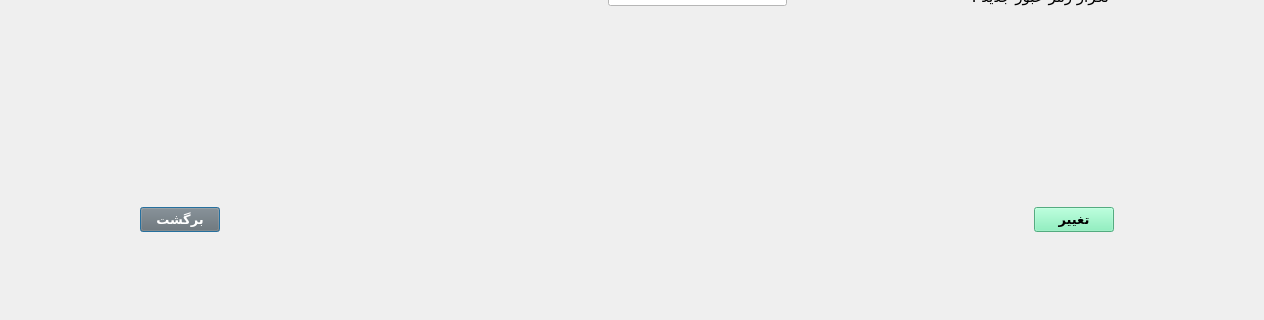
Before: the Qt Designer form studentchangepassworddialog.ui in AliRn76/Student-Portal, drawn with Qt 5; both pictures show x 0 to 1264 and y 329 to 649 of the 1264 by 649 pixel window.
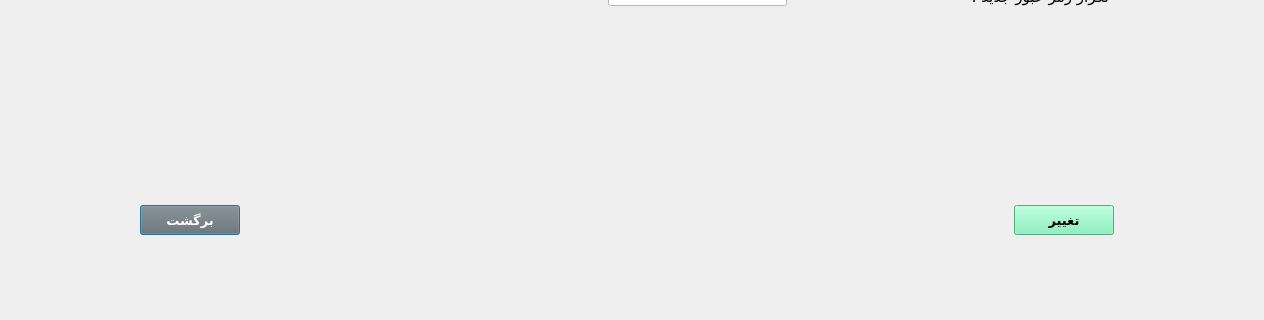
After: the same form once the commit is applied.

Patch:
```diff
--- a/studentchangepassworddialog.ui
+++ b/studentchangepassworddialog.ui
@@ -267,6 +267,12 @@
    <layout class="QHBoxLayout" name="horizontalLayout_2">
     <item>
      <widget class="QPushButton" name="pushButton_2">
+      <property name="minimumSize">
+       <size>
+        <width>100</width>
+        <height>30</height>
+       </size>
+      </property>
       <property name="font">
        <font>
         <family>B Nazanin</family>
@@ -299,6 +305,12 @@
     </item>
     <item>
      <widget class="QPushButton" name="pushButton_change">
+      <property name="minimumSize">
+       <size>
+        <width>100</width>
+        <height>30</height>
+       </size>
+      </property>
       <property name="font">
        <font>
         <family>B Nazanin</family>
```
Left out of the diff: 8 changed lines with no effect on the pictures.
